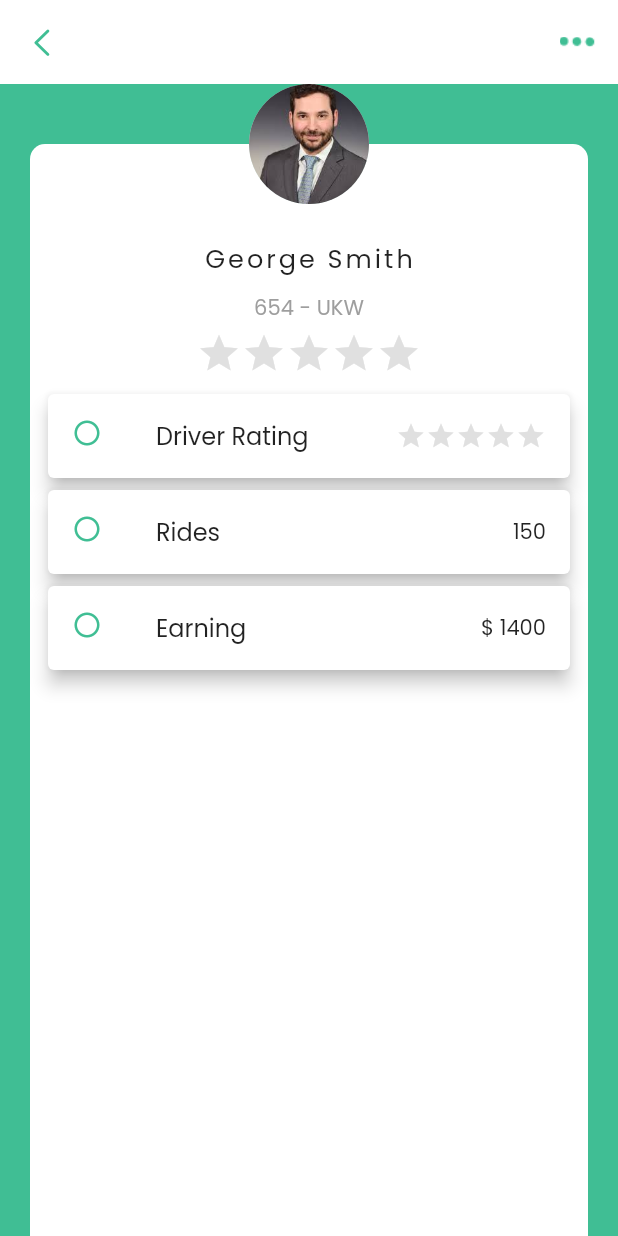
After one commit to abd529/in_driver_app, a Flutter app: the Dashboard screen opened directly, on a phone screen of 412 x 824 dp. The commit adds this screen. Run offline on Flutter 3.47's test engine with Material 2 defaults, Android fonts, the phone set to English and light mode, and no system bars; drawn by our look-alikes of flutter_rating_bar; our stand-ins replace animated_splash_screen, awesome_notifications, carousel_slider, cloud_firestore, firebase_auth, firebase_core and 11 more; missing offline and left inert: flutter_polyline_points; accounts and stored records are empty.

Commit message:
dashboard

```diff
--- a/lib/assistants/assistantmethods.dart
+++ b/lib/assistants/assistantmethods.dart
@@ -1,3 +1,5 @@
+import 'dart:async';
+
 import 'package:firebase_auth/firebase_auth.dart';
 import 'package:geolocator/geolocator.dart';
 import 'package:in_driver_app/Models/addressModel.dart';
@@ -7,6 +9,7 @@ import 'package:in_driver_app/providers/appDataprovider.dart';
 import 'package:google_maps_flutter/google_maps_flutter.dart';
 import '../constants.dart';
 import 'package:provider/provider.dart';
+import 'package:firebase_database/firebase_database.dart';
 
 class AssitantMethods {
   static Future<String> searchCordinatesAddress(
@@ -55,5 +58,13 @@ class AssitantMethods {
 
   static void getCurrentUserinfo() async {
     firebaseUser = await FirebaseAuth.instance.currentUser;
+    String userId = firebaseUser!.uid;
+    DatabaseReference reference =
+        FirebaseDatabase.instance.ref().child("users").child(userId);
+    reference.once().then((DataSnapshot dataSnapshot) {
+          if (dataSnapshot.value != null) {
+            //  usercurrentinfo = User.fromSnapshot(dataSnapshot);
+          }
+        } as FutureOr Function(DatabaseEvent value));
   }
 }
--- a/lib/constants.dart
+++ b/lib/constants.dart
@@ -2,3 +2,4 @@ import 'package:firebase_auth/firebase_auth.dart';
 
 String map = "AIzaSyATM0ok3Nn_739JDsbyMO8KFTdD4jgU85Q";
 User? firebaseUser;
+User? usercurrentinfo;
--- /dev/null
+++ b/lib/driver panel/dashboard.dart
@@ -0,0 +1,293 @@
+// ignore_for_file: prefer_const_constructors, prefer_const_literals_to_create_immutables
+
+import 'package:flutter/cupertino.dart';
+import 'package:flutter/material.dart';
+import 'package:flutter_rating_bar/flutter_rating_bar.dart';
+import 'package:in_driver_app/screens/ridehistory.dart';
+
+import '../widgets/myColors.dart';
+
+class Dashboard extends StatefulWidget {
+  @override
+  _DashboardState createState() => _DashboardState();
+}
+
+class _DashboardState extends State<Dashboard> {
+  double _rating = 0;
+  TextEditingController notes = TextEditingController();
+
+  @override
+  Widget build(BuildContext context) {
+    final height = MediaQuery.of(context).size.height;
+
+    final width = MediaQuery.of(context).size.width;
+    final double circleRadius = 80.0;
+    final double circleBorderWidth = 8.0;
+
+    return GestureDetector(
+      onTap: () {
+        FocusScopeNode currentFocus = FocusScope.of(context);
+        if (!currentFocus.hasPrimaryFocus) {
+          currentFocus.unfocus();
+        }
+      },
+      child: Scaffold(
+        appBar: AppBar(
+          elevation: 0,
+          backgroundColor: Colors.white,
+          leading: InkWell(
+            onTap: () {
+              Navigator.pop(context);
+            },
+            child: Icon(
+              CupertinoIcons.left_chevron,
+              color: Theme.of(context).primaryColor,
+            ),
+          ),
+          actions: [
+            Padding(
+              padding: const EdgeInsets.all(15.0),
+              child: ImageIcon(
+                AssetImage("assets/images/menu.png"),
+                color: Theme.of(context).primaryColor,
+              ),
+            ),
+          ],
+        ),
+        backgroundColor: IconColor,
+        body: Center(
+          child: SingleChildScrollView(
+            child: Column(
+              mainAxisAlignment: MainAxisAlignment.center,
+              children: [
+                Padding(
+                  padding: const EdgeInsets.symmetric(horizontal: 20),
+                  child: Padding(
+                    padding:
+                        const EdgeInsets.symmetric(horizontal: 0, vertical: 0),
+                    child: Stack(
+                      alignment: Alignment.topCenter,
+                      children: <Widget>[
+                        Padding(
+                          padding: EdgeInsets.only(top: circleRadius / 2.0),
+                          child: Container(
+                            width: width - 20,
+                            height: height,
+                            decoration: BoxDecoration(
+                                color: IconColor,
+                                borderRadius: BorderRadius.circular(10)),
+                            child: Container(
+                              width: width,
+                              height: height / 1.3,
+                              decoration: BoxDecoration(
+                                  color: Colors.white,
+                                  borderRadius: BorderRadius.circular(10)),
+                            ),
+                          ),
+                        ),
+                        Container(
+                          width: circleRadius,
+                          height: circleRadius,
+                          child: CircleAvatar(
+                            backgroundImage: AssetImage(
+                              'assets/images/dp.jpg',
+                            ),
+                          ),
+                        ),
+                        Positioned(
+                          top: 100,
+                          child: Column(
+                            children: [
+                              SizedBox(
+                                height: height * .5 / 120,
+                              ),
+                              Text(
+                                "George Smith",
+                                style:
+                                    TextStyle(fontSize: 17, letterSpacing: 2),
+                              ),
+                              SizedBox(
+                                height: height / 80,
+                              ),
+                              Text(
+                                "654 - UKW",
+                                style:
+                                    TextStyle(fontSize: 14, color: Colors.grey),
+                              ),
+                              SizedBox(
+                                height: 5,
+                              ),
+                              RatingBar.builder(
+                                initialRating: _rating,
+                                minRating: 1,
+                                direction: Axis.horizontal,
+                                allowHalfRating: true,
+                                itemCount: 5,
+                                itemSize: 30.0,
+                                unratedColor: Colors.grey[300],
+                                itemBuilder: (context, _) => Icon(
+                                  Icons.star,
+                                  color: Colors.amber,
+                                ),
+                                onRatingUpdate: (rating) {
+                                  setState(() {
+                                    _rating = rating;
+                                  });
+                                },
+                              ),
+                              Container(
+                                height: height / 3,
+                                width: width,
+                                decoration: BoxDecoration(
+                                    borderRadius: BorderRadius.circular(10)),
+                                child: Padding(
+                                  padding: const EdgeInsets.all(8.0),
+                                  child: ListView(
+                                    children: [
+                                      Padding(
+                                        padding: const EdgeInsets.symmetric(
+                                            horizontal: 20),
+                                        child: Card(
+                                          elevation: 5,
+                                          child: ListTile(
+                                            leading: Icon(
+                                              Icons.circle_outlined,
+                                              color: IconColor,
+                                              size: 20,
+                                            ),
+                                            trailing: Padding(
+                                              padding: const EdgeInsets.only(
+                                                  left: 10),
+                                              child: RatingBar.builder(
+                                                initialRating: _rating,
+                                                minRating: 1,
+                                                direction: Axis.horizontal,
+                                                allowHalfRating: true,
+                                                itemCount: 5,
+                                                itemSize: 20.0,
+                                                unratedColor: Colors.grey[300],
+                                                itemBuilder: (context, _) =>
+                                                    Icon(
+                                                  Icons.star,
+                                                  color: Colors.amber,
+                                                ),
+                                                onRatingUpdate: (rating) {
+                                                  setState(() {
+                                                    _rating = rating;
+                                                  });
+                                                },
+                                              ),
+                                            ),
+                                            title: Text("Driver Rating"),
+                                          ),
+                                        ),
+                                      ),
+                                      Padding(
+                                        padding: const EdgeInsets.symmetric(
+                                            horizontal: 20),
+                                        child: Card(
+                                          elevation: 5,
+                                          child: ListTile(
+                                            leading: Icon(
+                                              Icons.circle_outlined,
+                                              color: IconColor,
+                                              size: 20,
+                                            ),
+                                            trailing: Padding(
+                                                padding: const EdgeInsets.only(
+                                                    left: 10),
+                                                child: Text("150")),
+                                            title: Text("Rides "),
+                                          ),
+                                        ),
+                                      ),
+                                      Padding(
+                                        padding: const EdgeInsets.symmetric(
+                                            horizontal: 20),
+                                        child: Card(
+                                          elevation: 5,
+                                          child: ListTile(
+                                            leading: Icon(
+                                              Icons.circle_outlined,
+                                              color: IconColor,
+                                              size: 20,
+                                            ),
+                                            trailing: Text("\$ 1400"),
+                                            title: Text("Earning"),
+                                          ),
+                                        ),
+                                      )
+                                    ],
+                                  ),
+                                ),
+                              ),
+                              SizedBox(
+                                height: height / 20,
+                              ),
+                            ],
+                          ),
+                        )
+                      ],
+                    ),
+                  ),
+                ),
+              ],
+            ),
+          ),
+        ),
+      ),
+    );
+  }
+}
+
+class progressTile extends StatefulWidget {
+  const progressTile({
+    super.key,
+  });
+
+  @override
+  State<progressTile> createState() => _progressTileState();
+}
+
+class _progressTileState extends State<progressTile> {
+  double _rating = 0;
+
+  @override
+  Widget build(BuildContext context) {
+    return Padding(
+      padding: const EdgeInsets.symmetric(horizontal: 20),
+      child: Card(
+        elevation: 5,
+        child: ListTile(
+          leading: Icon(
+            Icons.circle_outlined,
+            color: IconColor,
+            size: 20,
+          ),
+          trailing: Padding(
+            padding: const EdgeInsets.only(left: 10),
+            child: RatingBar.builder(
+              initialRating: _rating,
+              minRating: 1,
+              direction: Axis.horizontal,
+              allowHalfRating: true,
+              itemCount: 5,
+              itemSize: 20.0,
+              unratedColor: Colors.grey[300],
+              itemBuilder: (context, _) => Icon(
+                Icons.star,
+                color: Colors.amber,
+              ),
+              onRatingUpdate: (rating) {
+                setState(() {
+                  _rating = rating;
+                });
+              },
+            ),
+          ),
+          title: Text("Driver Rating"),
+        ),
+      ),
+    );
+  }
+}
--- a/lib/main.dart
+++ b/lib/main.dart
@@ -7,6 +7,7 @@ import 'package:google_fonts/google_fonts.dart';
 import 'package:in_driver_app/auth/auth_home.dart';
 import 'package:in_driver_app/auth/auth_verifiy.dart';
 import 'package:in_driver_app/auth/forgot.dart';
+import 'package:in_driver_app/driver%20panel/dashboard.dart';
 import 'package:in_driver_app/driver%20panel/driver_home.dart';
 import 'package:in_driver_app/screens/home.dart';
 import 'package:in_driver_app/screens/searchscreen.dart';
@@ -36,10 +37,10 @@ Future<void> myBackgroundMessageHandler(RemoteMessage event) async {
         title: '$userName is calling...',
         body: userNumber,
         wakeUpScreen: true,
-          fullScreenIntent: true
-      ),
+        fullScreenIntent: true),
   );
 }
+
 void main() async {
   WidgetsFlutterBinding.ensureInitialized();
   await Firebase.initializeApp(
@@ -70,7 +71,10 @@ class MyApp extends StatelessWidget {
           )),
         ),
         home: FirebaseAuth.instance.currentUser != null
-            ? FirebaseAuth.instance.currentUser!.uid == "ZUTdZDhTTBXhQqnTXHQsqZdtJJH3"? AdminPanel() :DriverHome()
+            ? FirebaseAuth.instance.currentUser!.uid ==
+                    "ZUTdZDhTTBXhQqnTXHQsqZdtJJH3"
+                ? AdminPanel()
+                : Dashboard()
             : const SplashScreen(),
         routes: {
           AuthHome.idScreen: (context) => const AuthHome(),
```
Also changed, not shown: pubspec.lock. Lines whose indentation alone changed are shown as unchanged.
